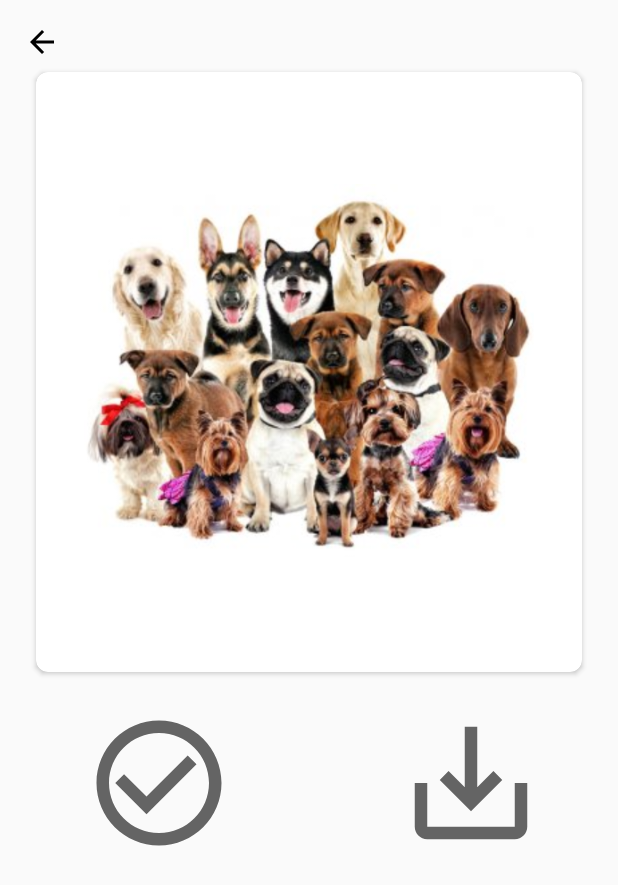
After one commit to sebastian-rodriguez-rincon/MovBo2Grupo4, an Android app: the fragment PostActionsFragment placed in its activity, on a phone screen of 412 x 824 dp. The commit adds this screen. Shown: the top 885 px of the screen. Run offline under Robolectric (Android 15) with nearby library versions, the phone set to English and light mode, and no system bars.

Commit message:
Se agrega fragment de mas opciones

```diff
--- a/app/src/main/java/com/example/movb02grupo4/Fragments/MenuFragment.kt
+++ b/app/src/main/java/com/example/movb02grupo4/Fragments/MenuFragment.kt
@@ -72,6 +72,9 @@ class MenuFragment() : Fragment(), NavigationView.OnNavigationItemSelectedListen
             R.id.nav_web -> {
                 (activity as MainActivity).loadFragment(UrlWebViewFragment())
             }
+            R.id.nav_opciones -> {
+                (activity as MainActivity).loadFragment(PostActionsFragment())
+            }
         }
 
         drawerLayout.closeDrawer(GravityCompat.START)
--- /dev/null
+++ b/app/src/main/java/com/example/movb02grupo4/Fragments/PostActionsFragment.kt
@@ -0,0 +1,73 @@
+package com.example.movb02grupo4.Fragments
+
+import android.os.Bundle
+import android.view.LayoutInflater
+import android.view.View
+import android.view.ViewGroup
+import android.widget.ImageButton
+import android.widget.ImageView
+import android.widget.Toast
+import androidx.core.content.ContextCompat
+import androidx.fragment.app.Fragment
+import com.example.movb02grupo4.MainActivity
+import com.example.movb02grupo4.R
+
+class PostActionsFragment : Fragment() {
+
+    private lateinit var btnLike: ImageButton
+    private lateinit var btnSave: ImageButton
+    private lateinit var back: ImageView
+
+    private var isLiked = false
+    private var isSaved = false
+
+    override fun onCreateView(
+        inflater: LayoutInflater, container: ViewGroup?,
+        savedInstanceState: Bundle?
+    ): View? {
+        val view = inflater.inflate(R.layout.fragment_post_actions, container, false)
+
+        btnLike = view.findViewById(R.id.btnLike)
+        btnSave = view.findViewById(R.id.btnSave)
+        back = view.findViewById(R.id.back)
+
+
+        btnLike.setOnClickListener {
+            toggleLike()
+        }
+
+        btnSave.setOnClickListener {
+            toggleSave()
+        }
+
+        back.setOnClickListener {
+            (activity as MainActivity).loadFragment(MenuFragment())
+        }
+
+        return view
+    }
+
+    private fun toggleLike() {
+        isLiked = !isLiked
+
+        if (isLiked) {
+            btnLike.setImageDrawable(ContextCompat.getDrawable(requireContext(), R.drawable.check))
+            Toast.makeText(requireContext(), "Te gusta esta publicación", Toast.LENGTH_SHORT).show()
+        } else {
+            btnLike.setImageDrawable(ContextCompat.getDrawable(requireContext(), R.drawable.no_check))
+            Toast.makeText(requireContext(), "Ya no te gusta esta publicación", Toast.LENGTH_SHORT).show()
+        }
+    }
+
+    private fun toggleSave() {
+        isSaved = !isSaved
+
+        if (isSaved) {
+            btnSave.setImageDrawable(ContextCompat.getDrawable(requireContext(), R.drawable.guardado))
+            Toast.makeText(requireContext(), "Publicación guardada", Toast.LENGTH_SHORT).show()
+        } else {
+            btnSave.setImageDrawable(ContextCompat.getDrawable(requireContext(), R.drawable.guardar))
+            Toast.makeText(requireContext(), "Publicación eliminada de guardados", Toast.LENGTH_SHORT).show()
+        }
+    }
+}
--- /dev/null
+++ b/app/src/main/res/drawable/check.xml
@@ -0,0 +1,10 @@
+<vector xmlns:android="http://schemas.android.com/apk/res/android"
+    android:width="100dp"
+    android:height="100dp"
+    android:viewportWidth="24"
+    android:viewportHeight="24"
+    android:tint="?attr/colorControlNormal">
+  <path
+      android:fillColor="@android:color/white"
+      android:pathData="M12,2C6.48,2 2,6.48 2,12s4.48,10 10,10 10,-4.48 10,-10S17.52,2 12,2zM10,17l-5,-5 1.41,-1.41L10,14.17l7.59,-7.59L19,8l-9,9z"/>
+</vector>
--- /dev/null
+++ b/app/src/main/res/drawable/guardado.xml
@@ -0,0 +1,10 @@
+<vector xmlns:android="http://schemas.android.com/apk/res/android"
+    android:width="100dp"
+    android:height="100dp"
+    android:viewportWidth="24"
+    android:viewportHeight="24"
+    android:tint="?attr/colorControlNormal">
+  <path
+      android:fillColor="@android:color/white"
+      android:pathData="M17,3L5,3c-1.11,0 -2,0.9 -2,2v14c0,1.1 0.89,2 2,2h14c1.1,0 2,-0.9 2,-2L21,7l-4,-4zM12,19c-1.66,0 -3,-1.34 -3,-3s1.34,-3 3,-3 3,1.34 3,3 -1.34,3 -3,3zM15,9L5,9L5,5h10v4z"/>
+</vector>
--- /dev/null
+++ b/app/src/main/res/drawable/guardar.xml
@@ -0,0 +1,10 @@
+<vector xmlns:android="http://schemas.android.com/apk/res/android"
+    android:width="100dp"
+    android:height="100dp"
+    android:viewportWidth="24"
+    android:viewportHeight="24"
+    android:tint="?attr/colorControlNormal">
+  <path
+      android:fillColor="@android:color/white"
+      android:pathData="M19,12v7L5,19v-7L3,12v7c0,1.1 0.9,2 2,2h14c1.1,0 2,-0.9 2,-2v-7h-2zM13,12.67l2.59,-2.58L17,11.5l-5,5 -5,-5 1.41,-1.41L11,12.67L11,3h2z"/>
+</vector>
--- /dev/null
+++ b/app/src/main/res/drawable/no_check.xml
@@ -0,0 +1,10 @@
+<vector xmlns:android="http://schemas.android.com/apk/res/android"
+    android:width="100dp"
+    android:height="100dp"
+    android:viewportWidth="24"
+    android:viewportHeight="24"
+    android:tint="?attr/colorControlNormal">
+  <path
+      android:fillColor="@color/black"
+      android:pathData="M16.59,7.58L10,14.17l-3.59,-3.58L5,12l5,5 8,-8zM12,2C6.48,2 2,6.48 2,12s4.48,10 10,10 10,-4.48 10,-10S17.52,2 12,2zM12,20c-4.42,0 -8,-3.58 -8,-8s3.58,-8 8,-8 8,3.58 8,8 -3.58,8 -8,8z"/>
+</vector>
--- /dev/null
+++ b/app/src/main/res/layout/fragment_post_actions.xml
@@ -0,0 +1,65 @@
+<?xml version="1.0" encoding="utf-8"?>
+<androidx.constraintlayout.widget.ConstraintLayout xmlns:android="http://schemas.android.com/apk/res/android"
+    xmlns:app="http://schemas.android.com/apk/res-auto"
+    xmlns:tools="http://schemas.android.com/tools"
+    android:layout_width="match_parent"
+    android:layout_height="match_parent"
+    android:orientation="horizontal"
+    android:padding="16dp"
+    android:gravity="center">
+
+    <ImageView
+        android:id="@+id/back"
+        android:layout_width="wrap_content"
+        android:layout_height="wrap_content"
+        android:src="@drawable/back"
+        app:layout_constraintStart_toStartOf="parent"
+        app:layout_constraintTop_toTopOf="parent" />
+
+    <androidx.cardview.widget.CardView
+        android:id="@+id/cardView"
+        android:layout_width="match_parent"
+        android:layout_height="400dp"
+        android:layout_margin="8dp"
+        app:cardCornerRadius="8dp"
+        app:cardElevation="2dp"
+        app:layout_constraintEnd_toEndOf="parent"
+        app:layout_constraintStart_toStartOf="parent"
+        app:layout_constraintTop_toBottomOf="@+id/back">
+
+        <ImageView
+            android:id="@+id/imageViewGalleryItem"
+            android:layout_width="300dp"
+            android:layout_height="250dp"
+            android:layout_gravity="center"
+            android:scaleType="centerCrop"
+            android:src="@drawable/fotogrupal"/>
+    </androidx.cardview.widget.CardView>
+
+    <!-- Botón de "Guardar" (usarás un ícono que cambie según el estado) -->
+
+    <ImageButton
+        android:id="@+id/btnLike"
+        android:layout_width="wrap_content"
+        android:layout_height="wrap_content"
+        android:layout_marginStart="40dp"
+        android:layout_marginTop="24dp"
+        android:background="?attr/selectableItemBackgroundBorderless"
+        android:contentDescription="Botón Me gusta"
+        android:src="@drawable/no_check"
+        app:layout_constraintStart_toStartOf="parent"
+        app:layout_constraintTop_toBottomOf="@+id/cardView" />
+
+    <ImageButton
+        android:id="@+id/btnSave"
+        android:layout_width="wrap_content"
+        android:layout_height="wrap_content"
+        android:layout_marginTop="24dp"
+        android:layout_marginEnd="32dp"
+        android:background="?attr/selectableItemBackgroundBorderless"
+        android:contentDescription="Botón Guardar"
+        android:src="@drawable/guardar"
+        app:layout_constraintEnd_toEndOf="parent"
+        app:layout_constraintTop_toBottomOf="@+id/cardView" />
+
+</androidx.constraintlayout.widget.ConstraintLayout>
```
Also changed, not shown: app/src/main/res/drawable/fotogrupal.jpg (added).
